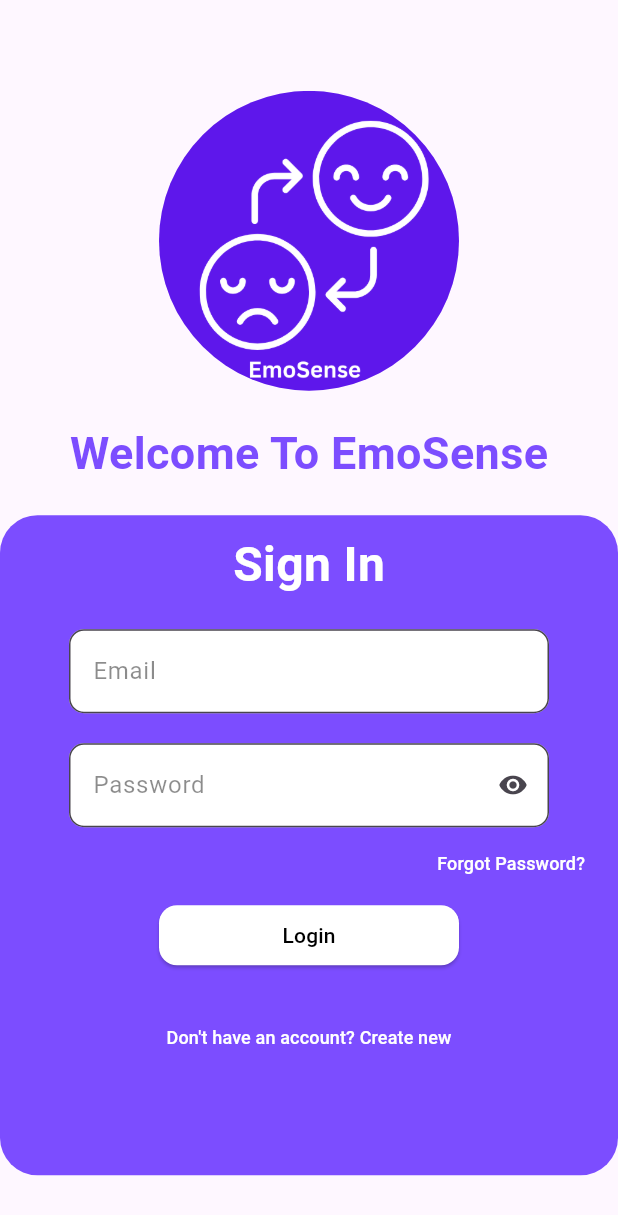
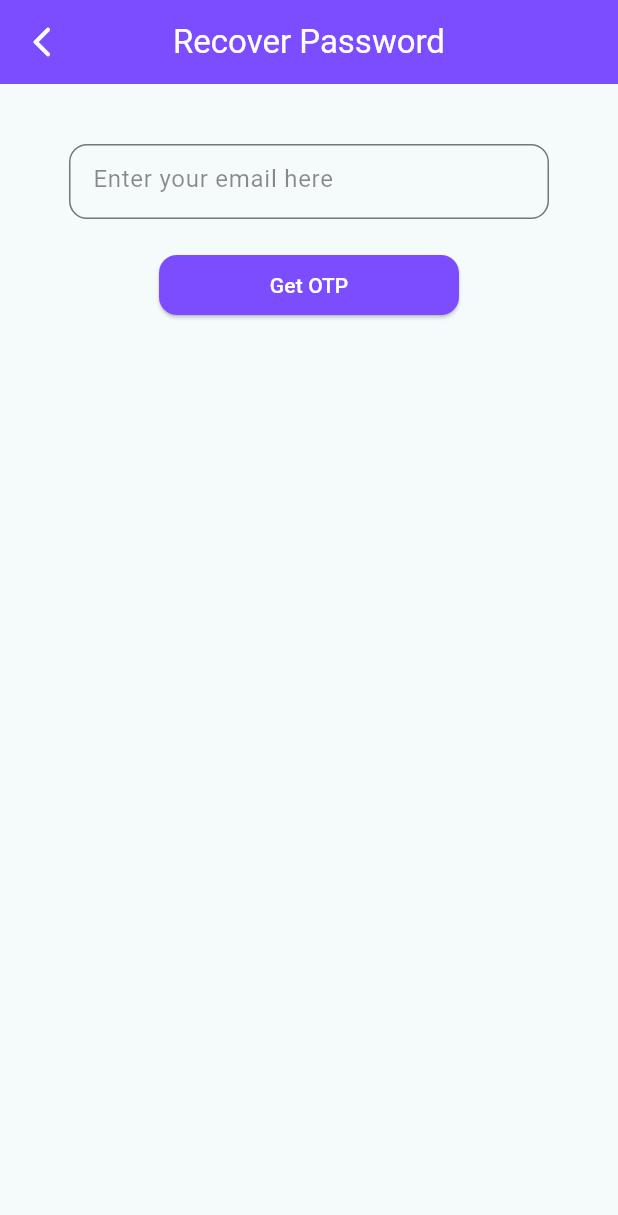
Before and after one commit to talhanasir22/emo_sense, a Flutter app: the screen it shows after launch, after a tap on "Forgot Password?", on a phone screen of 412 x 824 dp. Shown: the top 1215 px of the screen. Run offline on Flutter 3.47's test engine with Material 3 defaults, Android fonts, the light colour scheme and no system bars; our stand-ins replace page_transition.

Commit message:
Update 1

```diff
--- /dev/null
+++ b/lib/forgot_password.dart
@@ -0,0 +1,67 @@
+import 'package:emo_sense/Otp_Page.dart';
+import 'package:emo_sense/primary_btn.dart';
+import 'package:flutter/material.dart';
+import 'package:page_transition/page_transition.dart';
+
+class ForgotPassword extends StatelessWidget {
+  const ForgotPassword({super.key});
+
+  @override
+  Widget build(BuildContext context) {
+    return Scaffold(
+      appBar: AppBar(
+        title: const Text(
+          'Recover Password',
+          style: TextStyle(color: Colors.white),
+        ),
+        leading: IconButton(
+          onPressed: () {
+            Navigator.pop(context);
+          },
+          icon: const Icon(Icons.arrow_back_ios_new_rounded, color: Colors.white),
+        ),
+        backgroundColor: Colors.deepPurpleAccent,
+        centerTitle: true,
+      ),
+      body: Padding(
+        padding: const EdgeInsets.all(20.0), // Add padding for a better layout
+        child: Column(
+          mainAxisSize: MainAxisSize.min, // Ensures it fits the screen without overflow
+          children: [
+            const SizedBox(height: 20),
+            Center(
+              child: SizedBox(
+                width: 320,
+                height: 50,
+                child: TextField(
+                  decoration: InputDecoration(
+                    hintText: 'Enter your email here',
+                    hintStyle: const TextStyle(color: Colors.black45),
+                    border: OutlineInputBorder(
+                      borderRadius: BorderRadius.circular(12),
+                    ),
+                  ),
+                ),
+              ),
+            ),
+            const SizedBox(height: 20),
+            PrimaryButton(
+              text: 'Get OTP',
+              colors: Colors.deepPurpleAccent,
+              textColor: Colors.white,
+              onPress: () {
+                Navigator.push(
+                  context,
+                  PageTransition(
+                    child: const OtpPage(),
+                    type: PageTransitionType.rightToLeft,
+                  ),
+                );
+              },
+            ),
+          ],
+        ),
+      ),
+    );
+  }
+}
--- a/lib/main.dart
+++ b/lib/main.dart
@@ -17,7 +17,7 @@ class MyApp extends StatelessWidget {
       title: 'EmoSense',
       theme: ThemeData(
 
-        colorScheme: ColorScheme.fromSeed(seedColor: Colors.deepPurple),
+        colorScheme: ColorScheme.fromSeed(seedColor: Colors.white),
         useMaterial3: true,
       ),
       home: const SignInPage(),
--- /dev/null
+++ b/lib/primary_btn.dart
@@ -0,0 +1,36 @@
+import 'package:flutter/material.dart';
+
+class PrimaryButton extends StatelessWidget {
+  const PrimaryButton({
+    super.key,
+    required this.text,
+    required this.colors,
+    this.textColor,
+    required this.onPress, // This is correctly declared
+  });
+
+  final String text;
+  final Color colors;
+  final Color? textColor;
+  final VoidCallback onPress; // Correct declaration
+
+  @override
+  Widget build(BuildContext context) {
+    return SizedBox(
+      width: 200,
+      child: ElevatedButton(
+        onPressed: onPress, // Use the onPress parameter here
+        style: ElevatedButton.styleFrom(
+          backgroundColor: colors,
+          shape: RoundedRectangleBorder(
+            borderRadius: BorderRadius.circular(12),
+          ),
+        ),
+        child: Text(
+          text,
+          style: TextStyle(color: textColor),
+        ),
+      ),
+    );
+  }
+}
--- a/lib/signin_page.dart
+++ b/lib/signin_page.dart
@@ -1,6 +1,8 @@
+import 'package:emo_sense/forgot_password.dart';
+import 'package:emo_sense/home_page.dart';
+import 'package:emo_sense/primary_btn.dart';
 import 'package:emo_sense/signup_page.dart';
 import 'package:flutter/material.dart';
-import 'package:page_transition/page_transition.dart';
 
 class SignInPage extends StatefulWidget {
   const SignInPage({super.key});
@@ -42,7 +44,6 @@ class _SignInPageState extends State<SignInPage> {
                     color: Colors.deepPurpleAccent,
                   ),
                   child: Center(
-                    child: Expanded(
                     child: Column(
                       children: [
                         const Padding(
@@ -52,11 +53,12 @@ class _SignInPageState extends State<SignInPage> {
                             style: TextStyle(
                                 color: Colors.white,
                                 fontSize: 32,
-                                  fontWeight: FontWeight.bold),
+                                ),
                           ),
                         ),
                         const SizedBox(height: 20),
                         SizedBox(
+                          height: 50,
                           width: 320, // Set a fixed width for the text field
                           child: TextField(
                             decoration: InputDecoration(
@@ -65,13 +67,14 @@ class _SignInPageState extends State<SignInPage> {
                               border: OutlineInputBorder(
                                 borderRadius: BorderRadius.circular(10.0),
                               ),
-                                hintText: 'Email',
+                              hintText: 'Email Address',
                               hintStyle: const TextStyle(color: Colors.black45),
                             ),
                           ),
                         ),
                         const SizedBox(height: 20),
                         SizedBox(
+                          height: 50,
                           width: 320, // Set a fixed width for the text field
                           child: TextField(
                             obscureText: _isObscured,
@@ -102,7 +105,9 @@ class _SignInPageState extends State<SignInPage> {
                             Padding(
                               padding: const EdgeInsets.only(right: 10.0),
                               child: TextButton(
-                                  onPressed: () {},
+                                onPressed: () {
+                                  Navigator.push(context, MaterialPageRoute(builder: (context)=> const ForgotPassword()));
+                                },
                                 child: const Text(
                                   'Forgot Password?',
                                   style: TextStyle(
@@ -114,25 +119,13 @@ class _SignInPageState extends State<SignInPage> {
                             ),
                           ],
                         ),
-                          SizedBox(
-                            width: 200,
-                            child: ElevatedButton(
-                              onPressed: () {},
-                              style: ElevatedButton.styleFrom(
-                                backgroundColor: Colors.white,
-                                shape: RoundedRectangleBorder(
-                                    borderRadius: BorderRadius.circular(12)),
-                              ),
-                              child: const Text(
-                                'Login',
-                                style: TextStyle(color: Colors.black),
-                              ),
-                            ),
-                          ),
+                        PrimaryButton(text: 'Login',colors: Colors.white,textColor: Colors.black, onPress: () {
+                          Navigator.push(context, MaterialPageRoute(builder: (context)=>const MyHomePage()));
+                        },),
                         const SizedBox(height: 20),
                         TextButton(
                           onPressed: () {
-                              Navigator.push(context, PageTransition(child: const SignUpPage(), type: PageTransitionType.rightToLeft));
+                            Navigator.push(context, MaterialPageRoute(builder: (context)=>const SignUpPage()));
                           },
                           child: const Text(
                             'Don\'t have an account? Create new',
@@ -147,7 +140,6 @@ class _SignInPageState extends State<SignInPage> {
                   ),
                 ),
               ),
-              ),
               const SizedBox(height: 30), // Added spacing at the bottom
               // Additional text for creating a new account
             ],
```
Also changed, not shown: lib/Otp_Page.dart (added, +46 -0 lines), lib/home_page.dart (+21 -1 lines), lib/newpassword_page.dart (added, +65 -0 lines), lib/otp_container.dart (added, +32 -0 lines), lib/primary_container.dart (added, +36 -0 lines), lib/signup_page.dart (+21 -17 lines). Lines whose indentation alone changed are shown as unchanged.
